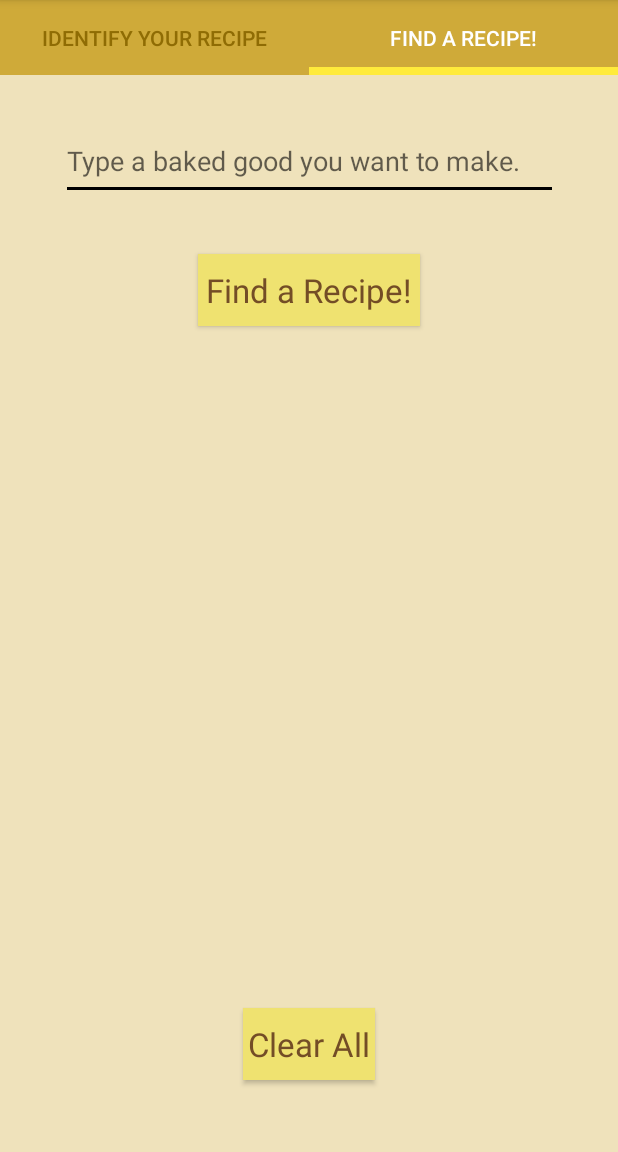
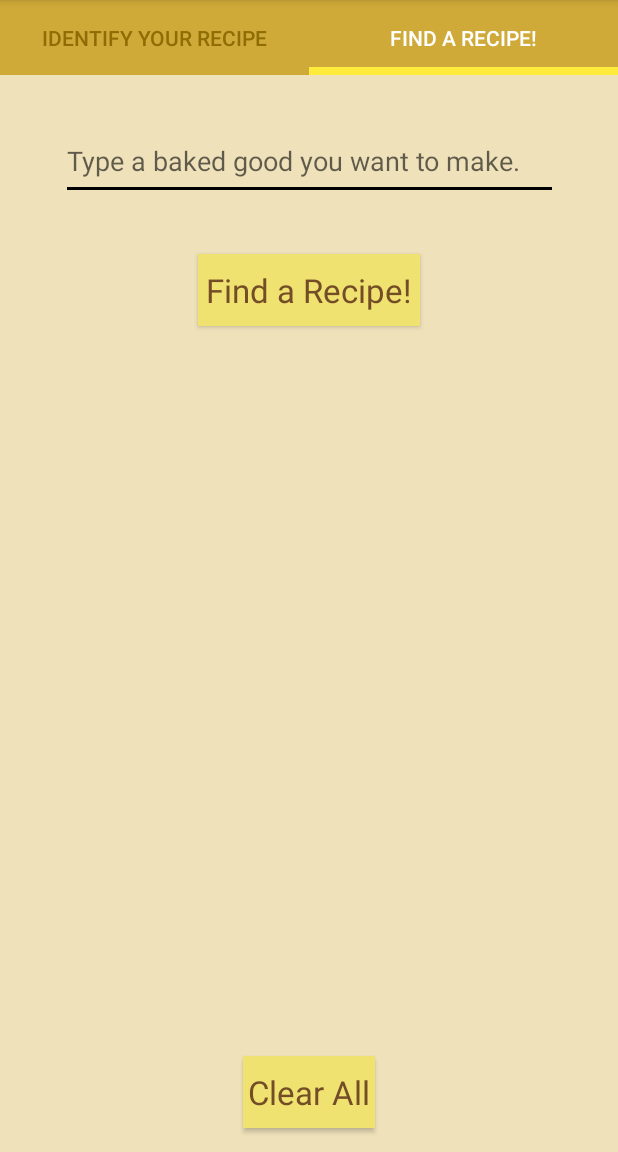
Before and after one commit to kevin2hang/FlourTreats, an Android app: the screen it shows after launch (MainActivity), tab 2 chosen, on a phone screen of 412 x 824 dp, the part 84-1236 px from its top. Run offline under Robolectric (Android 15) with nearby library versions, the phone set to English and light mode, and no system bars.

Commit message:
Moved clear all button lower

```diff
--- a/app/src/main/res/layout/fragment_search_recipes.xml
+++ b/app/src/main/res/layout/fragment_search_recipes.xml
@@ -70,7 +70,7 @@
         style="@style/Widget.AppCompat.Button.Colored"
         android:layout_width="wrap_content"
         android:layout_height="wrap_content"
-        android:layout_marginBottom="48dp"
+        android:layout_marginBottom="16dp"
         android:background="#EFE270"
         android:gravity="center"
         android:text="Clear All"
```
